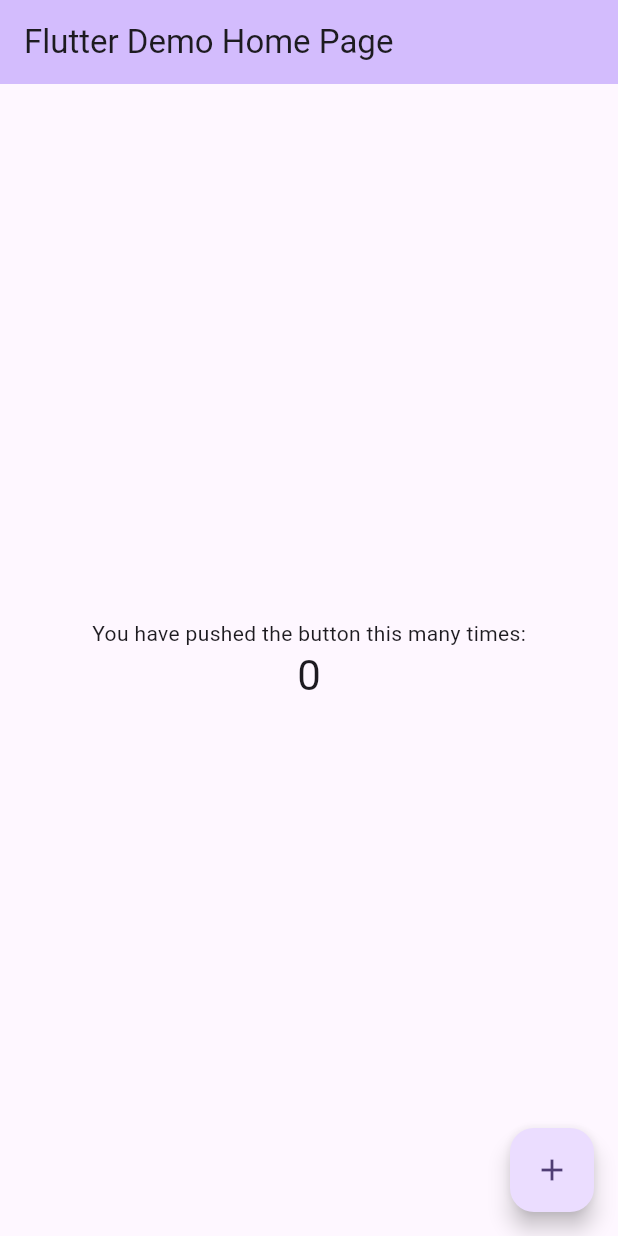
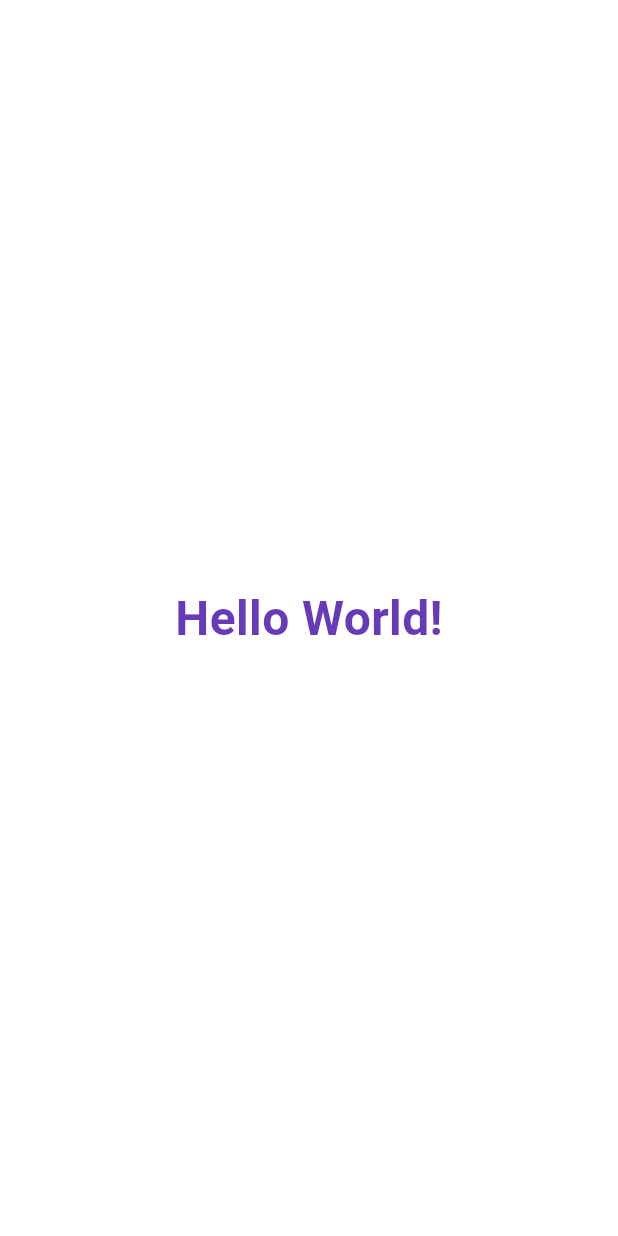
Before and after one commit to noobarafat/MAD_TrackerSheet, a Flutter app: the screen it shows after launch, on a phone screen of 412 x 824 dp. Run offline on Flutter 3.47's test engine with Material 3 defaults, Android fonts, the phone set to English and light mode, and no system bars; Roboto replaces fonts that are missing (Lobster).

Commit message:
P1: Hello World

```diff
--- a/lib/main.dart
+++ b/lib/main.dart
@@ -7,116 +7,35 @@ void main() {
 class MyApp extends StatelessWidget {
   const MyApp({super.key});
 
-  // This widget is the root of your application.
   @override
   Widget build(BuildContext context) {
     return MaterialApp(
-      title: 'Flutter Demo',
+      title: 'Hello World App',
+      home: const HelloWorldScreen(),
       theme: ThemeData(
-        // This is the theme of your application.
-        //
-        // TRY THIS: Try running your application with "flutter run". You'll see
-        // the application has a purple toolbar. Then, without quitting the app,
-        // try changing the seedColor in the colorScheme below to Colors.green
-        // and then invoke "hot reload" (save your changes or press the "hot
-        // reload" button in a Flutter-supported IDE, or press "r" if you used
-        // the command line to start the app).
-        //
-        // Notice that the counter didn't reset back to zero; the application
-        // state is not lost during the reload. To reset the state, use hot
-        // restart instead.
-        //
-        // This works for code too, not just values: Most code changes can be
-        // tested with just a hot reload.
-        colorScheme: ColorScheme.fromSeed(seedColor: Colors.deepPurple),
+        fontFamily: 'Lobster', // Use the custom font
       ),
-      home: const MyHomePage(title: 'Flutter Demo Home Page'),
     );
   }
 }
 
-class MyHomePage extends StatefulWidget {
-  const MyHomePage({super.key, required this.title});
-
-  // This widget is the home page of your application. It is stateful, meaning
-  // that it has a State object (defined below) that contains fields that affect
-  // how it looks.
-
-  // This class is the configuration for the state. It holds the values (in this
-  // case the title) provided by the parent (in this case the App widget) and
-  // used by the build method of the State. Fields in a Widget subclass are
-  // always marked "final".
-
-  final String title;
-
-  @override
-  State<MyHomePage> createState() => _MyHomePageState();
-}
-
-class _MyHomePageState extends State<MyHomePage> {
-  int _counter = 0;
-
-  void _incrementCounter() {
-    setState(() {
-      // This call to setState tells the Flutter framework that something has
-      // changed in this State, which causes it to rerun the build method below
-      // so that the display can reflect the updated values. If we changed
-      // _counter without calling setState(), then the build method would not be
-      // called again, and so nothing would appear to happen.
-      _counter++;
-    });
-  }
+class HelloWorldScreen extends StatelessWidget {
+  const HelloWorldScreen({super.key});
 
   @override
   Widget build(BuildContext context) {
-    // This method is rerun every time setState is called, for instance as done
-    // by the _incrementCounter method above.
-    //
-    // The Flutter framework has been optimized to make rerunning build methods
-    // fast, so that you can just rebuild anything that needs updating rather
-    // than having to individually change instances of widgets.
-    return Scaffold(
-      appBar: AppBar(
-        // TRY THIS: Try changing the color here to a specific color (to
-        // Colors.amber, perhaps?) and trigger a hot reload to see the AppBar
-        // change color while the other colors stay the same.
-        backgroundColor: Theme.of(context).colorScheme.inversePrimary,
-        // Here we take the value from the MyHomePage object that was created by
-        // the App.build method, and use it to set our appbar title.
-        title: Text(widget.title),
-      ),
+    return const Scaffold(
+      backgroundColor: Colors.white,
       body: Center(
-        // Center is a layout widget. It takes a single child and positions it
-        // in the middle of the parent.
-        child: Column(
-          // Column is also a layout widget. It takes a list of children and
-          // arranges them vertically. By default, it sizes itself to fit its
-          // children horizontally, and tries to be as tall as its parent.
-          //
-          // Column has various properties to control how it sizes itself and
-          // how it positions its children. Here we use mainAxisAlignment to
-          // center the children vertically; the main axis here is the vertical
-          // axis because Columns are vertical (the cross axis would be
-          // horizontal).
-          //
-          // TRY THIS: Invoke "debug painting" (choose the "Toggle Debug Paint"
-          // action in the IDE, or press "p" in the console), to see the
-          // wireframe for each widget.
-          mainAxisAlignment: MainAxisAlignment.center,
-          children: <Widget>[
-            const Text('You have pushed the button this many times:'),
-            Text(
-              '$_counter',
-              style: Theme.of(context).textTheme.headlineMedium,
-            ),
-          ],
+        child: Text(
+          'Hello World!',
+          style: TextStyle(
+            fontSize: 32,
+            fontWeight: FontWeight.bold,
+            color: Colors.deepPurple, // Custom color
+          ),
         ),
       ),
-      floatingActionButton: FloatingActionButton(
-        onPressed: _incrementCounter,
-        tooltip: 'Increment',
-        child: const Icon(Icons.add),
-      ), // This trailing comma makes auto-formatting nicer for build methods.
     );
   }
 }
--- a/pubspec.yaml
+++ b/pubspec.yaml
@@ -84,6 +84,7 @@ flutter:
   #       - asset: fonts/TrajanPro.ttf
   #       - asset: fonts/TrajanPro_Bold.ttf
   #         weight: 700
-  #
+  #    flutter:
+
   # For details regarding fonts from package dependencies,
   # see https://flutter.dev/to/font-from-package
```
